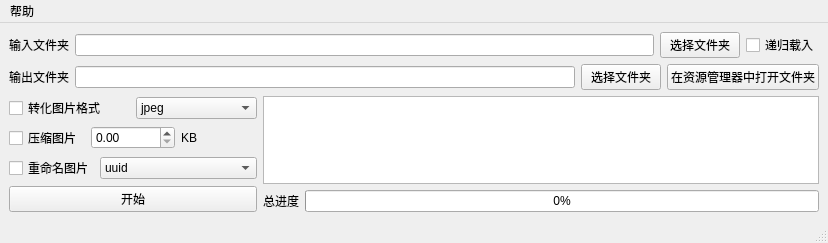
Above: ui/main_window.ui from NotMings/image-toolbox before the change. Below: the same form after it.
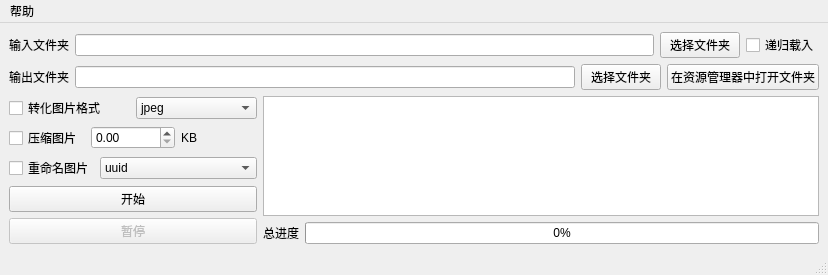
That is the form after the change.

Commit message: 添加暂停功能

The edit to the form file:
```diff
--- a/ui/main_window.ui
+++ b/ui/main_window.ui
@@ -179,6 +179,16 @@
         </property>
        </widget>
       </item>
+      <item>
+       <widget class="QPushButton" name="pauseProcessingPushButton">
+        <property name="enabled">
+         <bool>false</bool>
+        </property>
+        <property name="text">
+         <string>暂停</string>
+        </property>
+       </widget>
+      </item>
      </layout>
     </item>
     <item row="2" column="1">
```
The commit also changes 5 other files.
